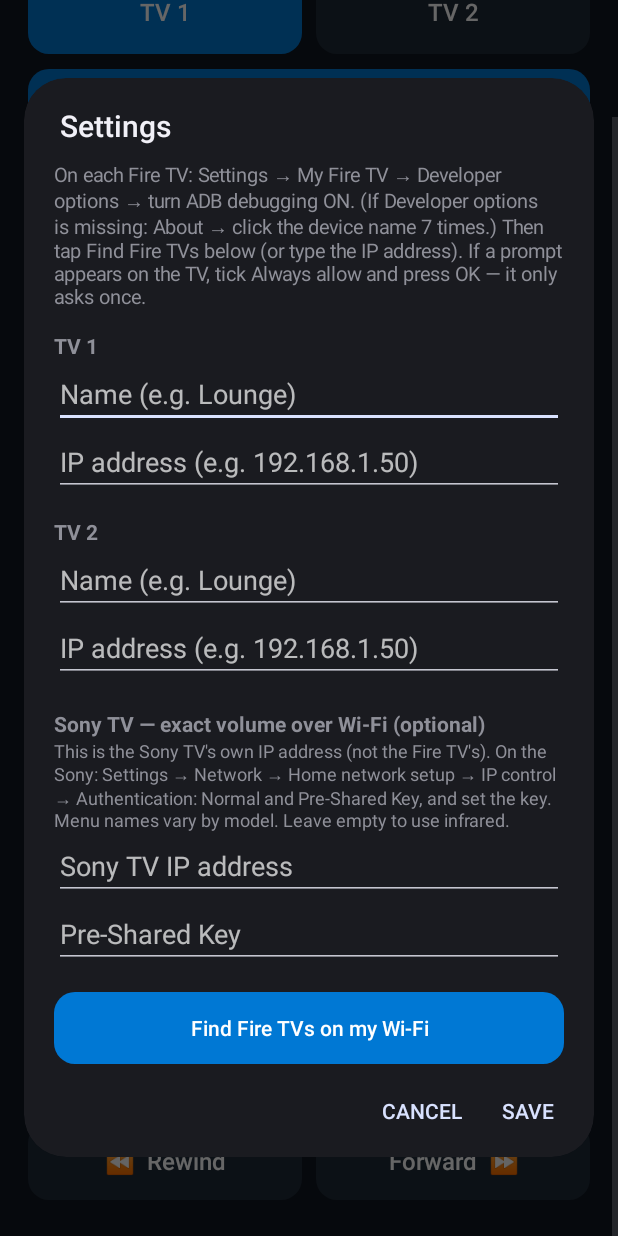
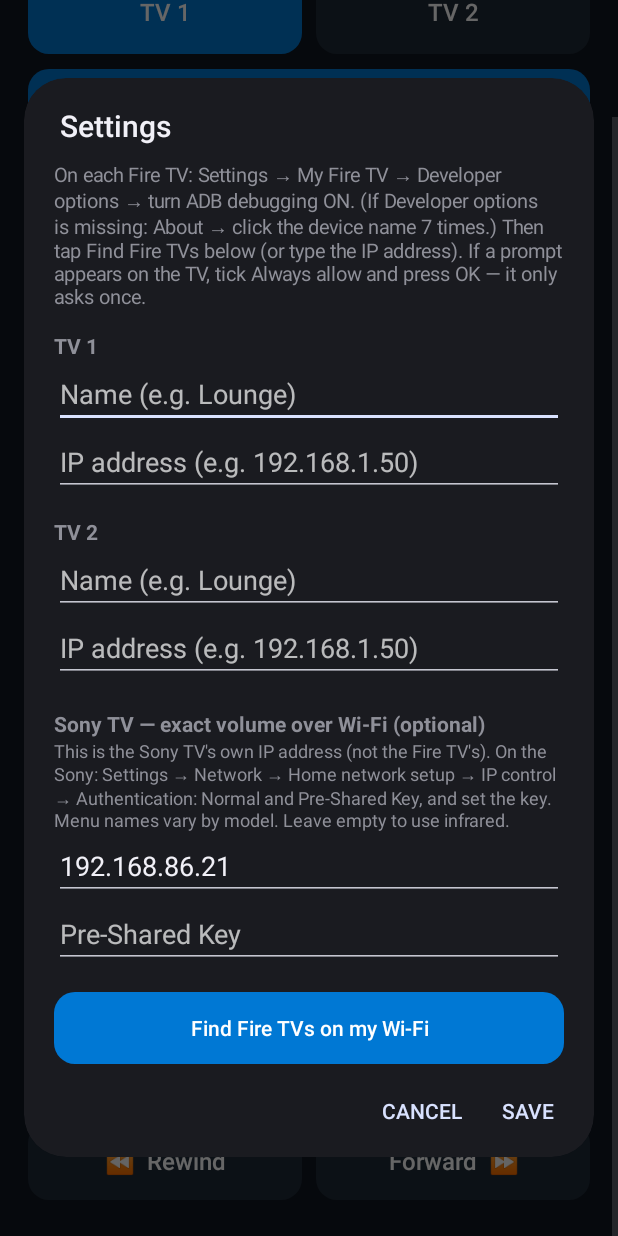
Before and after one commit to Cassey88/firetv-remote, an Android app: the screen it shows after launch (MainActivity), scrolled down 86 dp, on a phone screen of 412 x 824 dp. Run offline under Robolectric (Android 15) with nearby library versions, the phone set to English and light mode, and no system bars.

Commit message:
Default Sony TV IP 192.168.86.21

```diff
--- a/app/src/main/java/nz/cassey/firetv/MainActivity.kt
+++ b/app/src/main/java/nz/cassey/firetv/MainActivity.kt
@@ -226,7 +226,7 @@ class MainActivity : Activity() {
 
     /** Sony Bravia: set the exact volume over Wi-Fi. Returns null when it worked, otherwise the reason it didn't. */
     private fun sonySetVolume(level: Int): String? {
-        val ip = (prefs.getString("sonyIp", "") ?: "").trim()
+        val ip = (prefs.getString("sonyIp", "192.168.86.21") ?: "").trim()
         if (ip.isEmpty()) return "not set up in Settings"
         val psk = prefs.getString("sonyPsk", "") ?: ""
         return try {
@@ -688,7 +688,7 @@ class MainActivity : Activity() {
         }
         val sonyIpField = EditText(this).apply {
             hint = "Sony TV IP address"
-            setText(prefs.getString("sonyIp", "") ?: "")
+            setText(prefs.getString("sonyIp", "192.168.86.21") ?: "")
             inputType = InputType.TYPE_CLASS_TEXT
             setSingleLine()
         }
```
